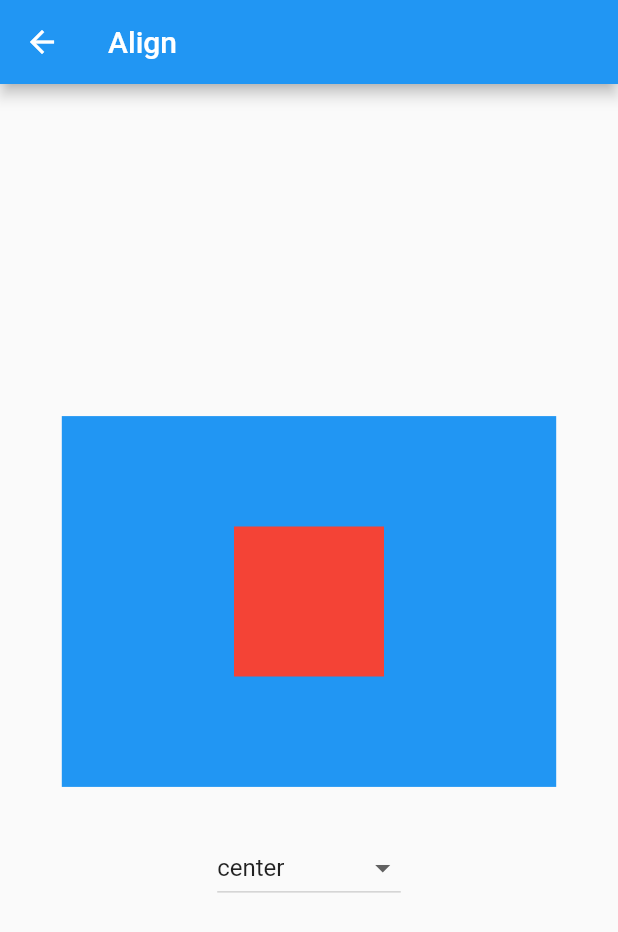
After one commit to jassi-singh/flutter_learn, a Flutter app: the screen it shows after launch, after a tap on "Align", on a phone screen of 412 x 824 dp. The commit adds this screen. Shown: the top 932 px of the screen. Run offline on Flutter 3.47's test engine with Material 2 defaults, Android fonts, the phone set to English and light mode, and no system bars.

Commit message:
added Align widget

```diff
--- a/lib/data/card_list.dart
+++ b/lib/data/card_list.dart
@@ -1,6 +1,17 @@
 import '../models/card_info_model.dart';
 import '../screens/description/widgets/absorb_pointer.dart';
+import '../screens/description/widgets/align.dart';
 
 List<CardInfo> cardsList = [
-  CardInfo(title: 'Absorb Pointer', routeName: LearnAbsorbPointer.routeName),
+  CardInfo(
+    title: 'Absorb Pointer',
+    routeName: LearnAbsorbPointer.routeName,
+    screen: Screens.learnAbsorbPointer,
+  ),
+  CardInfo(
+    title: 'Align',
+    routeName: LearnAlign.routeName,
+    screen: Screens.learnAlign,
+  ),
+
 ];
--- a/lib/main.dart
+++ b/lib/main.dart
@@ -1,6 +1,9 @@
 import 'package:flutter/material.dart';
+import 'package:flutter_learn/screens/description.dart';
 import 'package:flutter_learn/screens/description/widgets/absorb_pointer.dart';
 import 'package:flutter_learn/screens/homepage/homepage.dart';
+
+import 'models/card_info_model.dart';
 
 void main() {
   runApp(const MyApp());
@@ -17,9 +20,29 @@ class MyApp extends StatelessWidget {
         primarySwatch: Colors.blue,
       ),
       initialRoute: '/',
-      routes: {
-        Homepage.routeName: (context) => const Homepage(),
-        LearnAbsorbPointer.routeName: (context) => const LearnAbsorbPointer(),
+      onGenerateRoute: (settings) {
+        switch (settings.name) {
+          case Homepage.routeName:
+            return MaterialPageRoute(
+              builder: (context) => const Homepage(),
+            );
+          case Description.routeName:
+            return MaterialPageRoute(
+              builder: (context) => Description(
+                cardInfo: settings.arguments as CardInfo,
+              ),
+            );
+          case LearnAbsorbPointer.routeName:
+            return MaterialPageRoute(
+              builder: (context) => const LearnAbsorbPointer(),
+            );
+          default:
+            return MaterialPageRoute(
+              builder: (context) => const Center(
+                child: Text("No route found"),
+              ),
+            );
+        }
       },
       home: const Homepage(),
     );
--- a/lib/models/card_info_model.dart
+++ b/lib/models/card_info_model.dart
@@ -1,31 +1,16 @@
-import 'dart:convert';
+enum Screens {
+  homepage,
+  learnAbsorbPointer,
+  learnAlign,
+}
 
 class CardInfo {
   String title;
   String routeName;
+  Screens screen;
   CardInfo({
     required this.title,
     required this.routeName,
+    required this.screen,
   });
-
-  Map<String, dynamic> toMap() {
-    final result = <String, String>{};
-
-    result.addAll({'title': title});
-    result.addAll({'routeName': routeName});
-
-    return result;
-  }
-
-  factory CardInfo.fromMap(Map<String, dynamic> map) {
-    return CardInfo(
-      title: map['title'] ?? '',
-      routeName: map['routeName'] ?? '',
-    );
-  }
-
-  String toJson() => json.encode(toMap());
-
-  factory CardInfo.fromJson(String source) =>
-      CardInfo.fromMap(json.decode(source));
 }
--- /dev/null
+++ b/lib/screens/description.dart
@@ -0,0 +1,33 @@
+import 'package:flutter/material.dart';
+
+import '../models/card_info_model.dart';
+import 'description/widgets/absorb_pointer.dart';
+import 'description/widgets/align.dart';
+
+class Description extends StatelessWidget {
+  final CardInfo cardInfo;
+  const Description({Key? key, required this.cardInfo}) : super(key: key);
+
+  static const routeName = '/description';
+
+  @override
+  Widget build(BuildContext context) {
+    return Scaffold(
+      appBar: AppBar(
+        title: Text(cardInfo.title),
+      ),
+      body: _showBody(),
+    );
+  }
+
+  _showBody() {
+    switch (cardInfo.screen) {
+      case Screens.learnAbsorbPointer:
+        return const LearnAbsorbPointer();
+      case Screens.learnAlign:
+        return const LearnAlign();
+      default:
+        return const Center(child: Text("No route found"));
+    }
+  }
+}
--- a/lib/screens/description/widgets/absorb_pointer.dart
+++ b/lib/screens/description/widgets/absorb_pointer.dart
@@ -7,11 +7,7 @@ class LearnAbsorbPointer extends StatelessWidget {
 
   @override
   Widget build(BuildContext context) {
-    return Scaffold(
-      appBar: AppBar(
-        title: const Text("Absorb Pointer"),
-      ),
-      body: Center(
+    return Center(
       child: Column(
         mainAxisAlignment: MainAxisAlignment.center,
         children: [
@@ -35,7 +31,6 @@ class LearnAbsorbPointer extends StatelessWidget {
           ),
         ],
       ),
-      ),
     );
   }
 }
--- /dev/null
+++ b/lib/screens/description/widgets/align.dart
@@ -0,0 +1,136 @@
+import 'package:flutter/material.dart';
+import 'package:flutter/services.dart';
+
+enum AlignType {
+  topLeft,
+  topCenter,
+  topRight,
+  centerLeft,
+  center,
+  centerRight,
+  bottomLeft,
+  bottomCenter,
+  bottomRight,
+  custom
+}
+
+class LearnAlign extends StatefulWidget {
+  const LearnAlign({Key? key}) : super(key: key);
+
+  static const routeName = '/learnAlign';
+
+  @override
+  State<LearnAlign> createState() => _LearnAlignState();
+}
+
+class _LearnAlignState extends State<LearnAlign> {
+  AlignType? _selectedAlignType = AlignType.center;
+  double _xValue = 0, _yValue = 0;
+
+  @override
+  Widget build(BuildContext context) {
+    return Padding(
+      padding: const EdgeInsets.all(20.0),
+      child: Column(
+        mainAxisAlignment: MainAxisAlignment.center,
+        children: [
+          Center(
+            child: Container(
+              color: Colors.blue,
+              height: MediaQuery.of(context).size.height * 0.3,
+              width: MediaQuery.of(context).size.width * 0.8,
+              child: Align(
+                alignment: _getAlignment(),
+                child: Container(
+                  color: Colors.red,
+                  height: 100,
+                  width: 100,
+                ),
+              ),
+            ),
+          ),
+          const SizedBox(
+            height: 30,
+          ),
+          DropdownButton<AlignType?>(
+            value: _selectedAlignType,
+            items: _dropDownItems(),
+            onChanged: (value) => {
+              setState(() {
+                _selectedAlignType = value;
+                if (value == AlignType.custom) {
+                  _xValue = 0;
+                  _yValue = 0;
+                }
+              })
+            },
+          ),
+          if (_selectedAlignType == AlignType.custom) ...[
+            Slider(
+              min: -2,
+              max: 2,
+              value: _xValue,
+              onChanged: (value) => {
+                setState(() {
+                  _xValue = value;
+                })
+              },
+            ),
+            Slider(
+              min: -2,
+              max: 2,
+              value: _yValue,
+              onChanged: (value) => {
+                setState(() {
+                  _yValue = value;
+                })
+              },
+            ),
+            Text(
+              "x: ${_xValue.toStringAsFixed(2)} y: ${_yValue.toStringAsFixed(2)}",
+              style: Theme.of(context).textTheme.bodyLarge,
+            )
+          ]
+        ],
+      ),
+    );
+  }
+
+  _dropDownItems() {
+    return AlignType.values.map((e) {
+      return DropdownMenuItem<AlignType>(
+        value: e,
+        child: Text(
+          e.toString().split('.').last,
+        ),
+      );
+    }).toList();
+  }
+
+  _getAlignment() {
+    switch (_selectedAlignType) {
+      case AlignType.topLeft:
+        return Alignment.topLeft;
+      case AlignType.topCenter:
+        return Alignment.topCenter;
+      case AlignType.topRight:
+        return Alignment.topRight;
+      case AlignType.centerLeft:
+        return Alignment.centerLeft;
+      case AlignType.center:
+        return Alignment.center;
+      case AlignType.centerRight:
+        return Alignment.centerRight;
+      case AlignType.bottomLeft:
+        return Alignment.bottomLeft;
+      case AlignType.bottomCenter:
+        return Alignment.bottomCenter;
+      case AlignType.bottomRight:
+        return Alignment.bottomRight;
+      case AlignType.custom:
+        return Alignment(_xValue, _yValue);
+      default:
+        return Alignment.center;
+    }
+  }
+}
--- a/lib/screens/homepage/homepage.dart
+++ b/lib/screens/homepage/homepage.dart
@@ -1,9 +1,6 @@
-import 'dart:convert';
-
 import 'package:flutter/material.dart';
 import 'package:flutter_learn/data/card_list.dart';
-
-import 'package:flutter_learn/screens/description/widgets/absorb_pointer.dart';
+import 'package:flutter_learn/screens/description.dart';
 
 class Homepage extends StatelessWidget {
   const Homepage({Key? key}) : super(key: key);
@@ -23,8 +20,11 @@ class Homepage extends StatelessWidget {
         itemBuilder: (BuildContext context, int index) {
           return Card(
             child: InkWell(
-              onTap: (() =>
-                  Navigator.pushNamed(context, cardsList[index].routeName)),
+              onTap: (() => Navigator.pushNamed(
+                    context,
+                    Description.routeName,
+                    arguments: cardsList[index],
+                  )),
               child: Center(
                 child: Text(cardsList[index].title),
               ),
```
Lines whose indentation alone changed are shown as unchanged.
